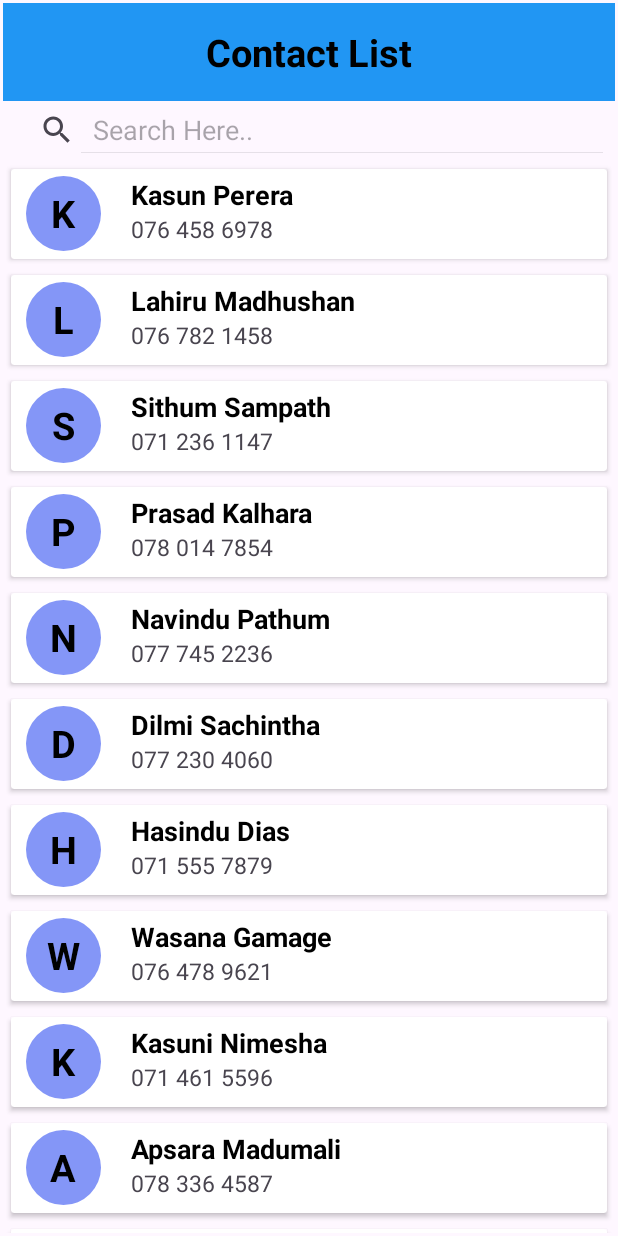
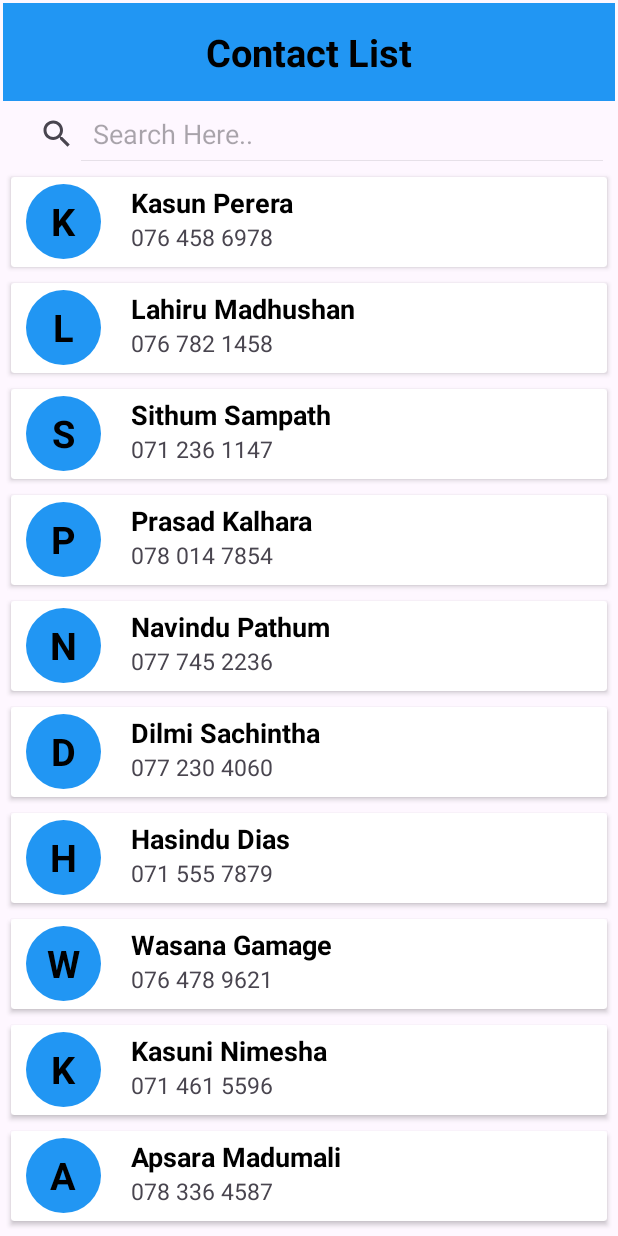
Before and after one commit to gschamika/Contacts-List-App, an Android app: the screen it shows after launch (MainActivity), on a phone screen of 412 x 824 dp. Run offline under Robolectric (Android 15) with nearby library versions, the phone set to English and light mode, and no system bars.

Commit message:
change 9

```diff
--- a/app/src/main/res/drawable/custom_background.xml
+++ b/app/src/main/res/drawable/custom_background.xml
@@ -1,6 +1,6 @@
 <?xml version="1.0" encoding="utf-8"?>
 <shape xmlns:android="http://schemas.android.com/apk/res/android" android:shape="rectangle">
     <corners android:radius="500dp"/>
-    <solid android:color="#8496F7"/>
+    <solid android:color="#2196F3"/>
 
 </shape>
--- a/app/src/main/res/layout/activity_main.xml
+++ b/app/src/main/res/layout/activity_main.xml
@@ -32,7 +32,7 @@
     <androidx.appcompat.widget.SearchView
         android:id="@+id/searchView"
         android:layout_width="match_parent"
-        android:layout_height="30dp"
+        android:layout_height="35dp"
         android:layout_alignParentStart="true"
         android:layout_alignParentTop="true"
         android:layout_centerHorizontal="true"
@@ -46,7 +46,7 @@
         android:layout_width="match_parent"
         android:layout_height="match_parent"
         android:layout_alignParentBottom="true"
-        android:layout_marginTop="100dp"
+        android:layout_marginTop="105dp"
         android:layout_marginBottom="5dp" />
 
 </RelativeLayout>
```
